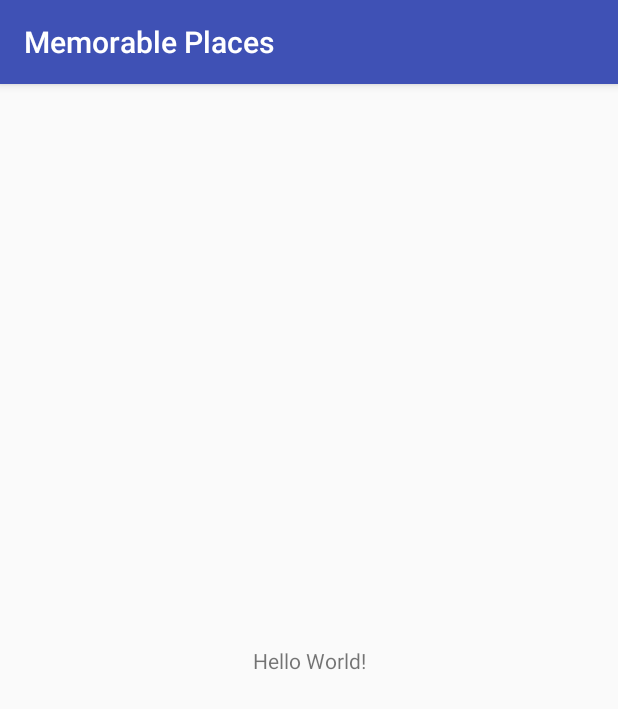
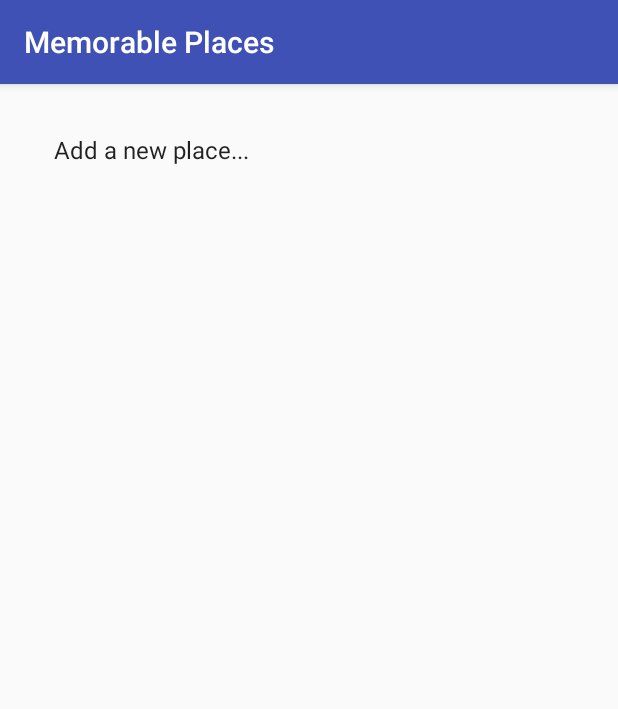
Before and after one commit to cwiley982/MemorablePlaces, an Android app: the screen it shows after launch (MainActivity), on a phone screen of 412 x 824 dp. Shown: the top 709 px of the screen. Run offline under Robolectric (Android 15) with nearby library versions, the phone set to English and light mode, and no system bars.

```diff
--- a/app/build.gradle
+++ b/app/build.gradle
@@ -22,6 +22,7 @@ dependencies {
     implementation fileTree(dir: 'libs', include: ['*.jar'])
     implementation 'com.android.support:appcompat-v7:27.1.1'
     implementation 'com.android.support.constraint:constraint-layout:1.1.1'
+    implementation 'com.google.android.gms:play-services-maps:15.0.1'
     testImplementation 'junit:junit:4.12'
     androidTestImplementation 'com.android.support.test:runner:1.0.2'
     androidTestImplementation 'com.android.support.test.espresso:espresso-core:3.0.2'
--- a/app/src/main/java/com/caitlynwiley/memorableplaces/MainActivity.java
+++ b/app/src/main/java/com/caitlynwiley/memorableplaces/MainActivity.java
@@ -1,13 +1,58 @@
 package com.caitlynwiley.memorableplaces;
 
+import android.content.Intent;
 import android.support.v7.app.AppCompatActivity;
 import android.os.Bundle;
+import android.view.View;
+import android.widget.AdapterView;
+import android.widget.ArrayAdapter;
+import android.widget.ListView;
+
+import java.util.ArrayList;
+import java.util.List;
 
 public class MainActivity extends AppCompatActivity {
+
+    ListView placesListView;
+    List<String> addresses = new ArrayList<String>();
 
     @Override
     protected void onCreate(Bundle savedInstanceState) {
         super.onCreate(savedInstanceState);
         setContentView(R.layout.activity_main);
+
+        placesListView = findViewById(R.id.placesListView);
+        addresses.add("Add a new place...");
+
+        ArrayAdapter<String> adapter = new ArrayAdapter<String>(this, android.R.layout.simple_list_item_1, addresses);
+        placesListView.setAdapter(adapter);
+
+        placesListView.setOnItemClickListener(new AdapterView.OnItemClickListener() {
+            @Override
+            public void onItemClick(AdapterView<?> parent, View view, int position, long id) {
+                if (position == 0) {
+                    //open the map activity centered on user's location so they can add a new location
+                    Intent intent = new Intent(getApplicationContext(), MapsActivity.class);
+                    intent.putExtra("FOCUS", "USER");
+                    startActivity(intent);
+                    Bundle b = new Bundle();
+                } else {
+                    //open map activity centered on the location the user clicked on
+                    Intent intent = new Intent(getApplicationContext(), MapsActivity.class);
+                    intent.putExtra("FOCUS", ((Integer) position).toString());
+                    //maybe also put lat/long and address/name so MapsActivity can get it from the intent
+                    startActivity(intent);
+                }
+            }
+        });
+    }
+
+    @Override
+    protected void onActivityResult(int requestCode, int resultCode, Intent data) {
+        super.onActivityResult(requestCode, resultCode, data);
+
+        addresses = data.getStringArrayListExtra("PLACES");
+
+        //TODO: now update the list view if it doesn't automatically?
     }
 }
--- a/app/src/main/res/layout/activity_main.xml
+++ b/app/src/main/res/layout/activity_main.xml
@@ -6,13 +6,10 @@
     android:layout_height="match_parent"
     tools:context=".MainActivity">
 
-    <TextView
-        android:layout_width="wrap_content"
+    <ListView
+        android:id="@+id/placesListView"
+        android:layout_width="match_parent"
         android:layout_height="wrap_content"
-        android:text="Hello World!"
-        app:layout_constraintBottom_toBottomOf="parent"
-        app:layout_constraintLeft_toLeftOf="parent"
-        app:layout_constraintRight_toRightOf="parent"
-        app:layout_constraintTop_toTopOf="parent" />
+        android:padding="20dp"/>
 
 </android.support.constraint.ConstraintLayout>
--- a/app/src/main/res/values/strings.xml
+++ b/app/src/main/res/values/strings.xml
@@ -1,3 +1,4 @@
 <resources>
     <string name="app_name">Memorable Places</string>
+    <string name="title_activity_maps">Map</string>
 </resources>
```
Also changed, not shown: app/src/debug/res/values/google_maps_api.xml (added, +24 -0 lines), app/src/main/AndroidManifest.xml (+22 -0 lines), app/src/main/java/com/caitlynwiley/memorableplaces/MapsActivity.java (added, +183 -0 lines), app/src/main/res/layout/activity_maps.xml (added, +9 -0 lines), 1 other file.
